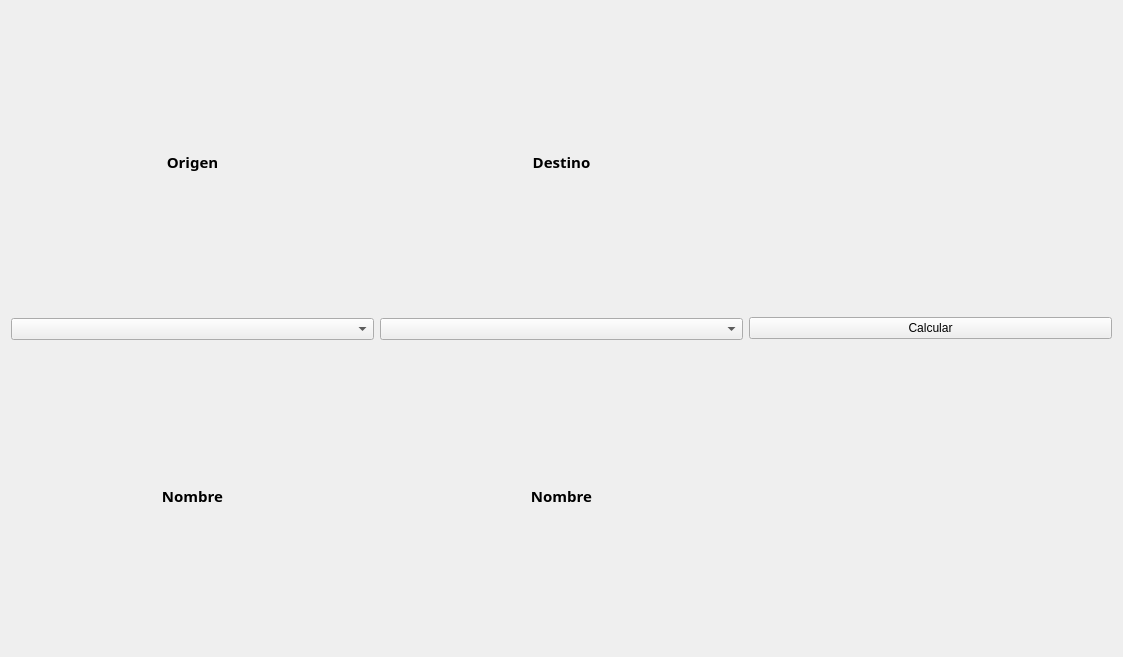
This is datawindow.ui in morphisjustfun/AED-A-GUI as Qt 5 draws it before an edit. The edited form follows.
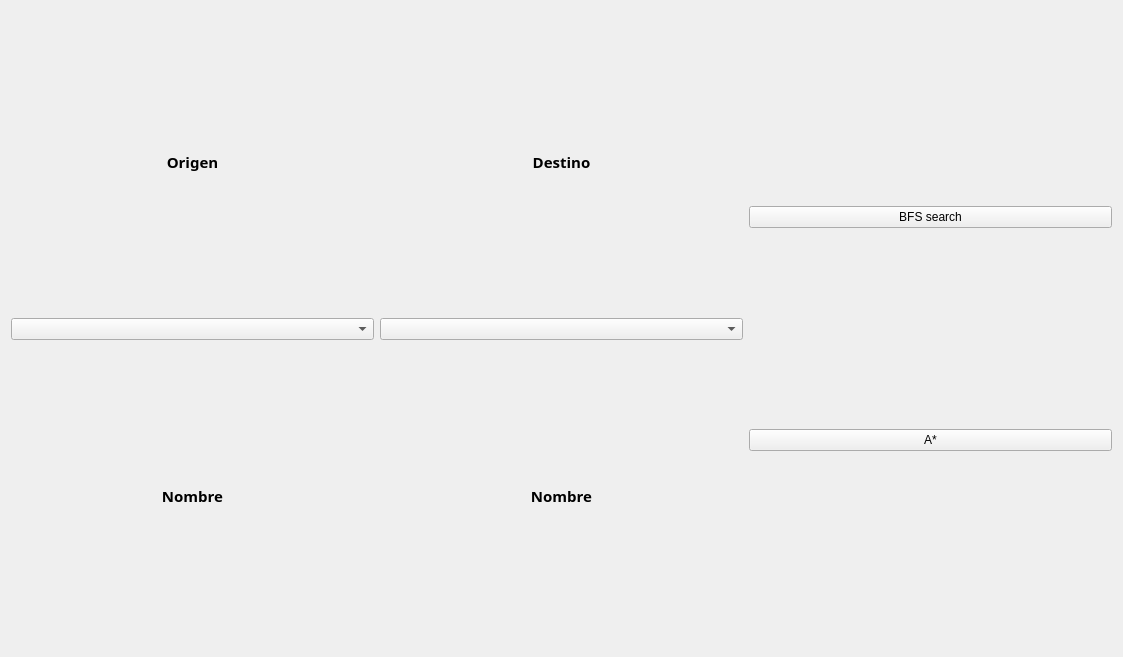
This is the edited form.

```diff
--- a/datawindow.ui
+++ b/datawindow.ui
@@ -105,11 +105,22 @@
     </layout>
    </item>
    <item>
+    <layout class="QVBoxLayout" name="verticalLayout">
+     <item>
+      <widget class="QPushButton" name="pushButton">
+       <property name="text">
+        <string>BFS search</string>
+       </property>
+      </widget>
+     </item>
+     <item>
     <widget class="QPushButton" name="calculate">
      <property name="text">
-      <string>Calcular</string>
-     </property>
-    </widget>
+        <string>A*</string>
+       </property>
+      </widget>
+     </item>
+    </layout>
    </item>
   </layout>
  </widget>
```
Lines whose indentation alone changed are shown as unchanged.
